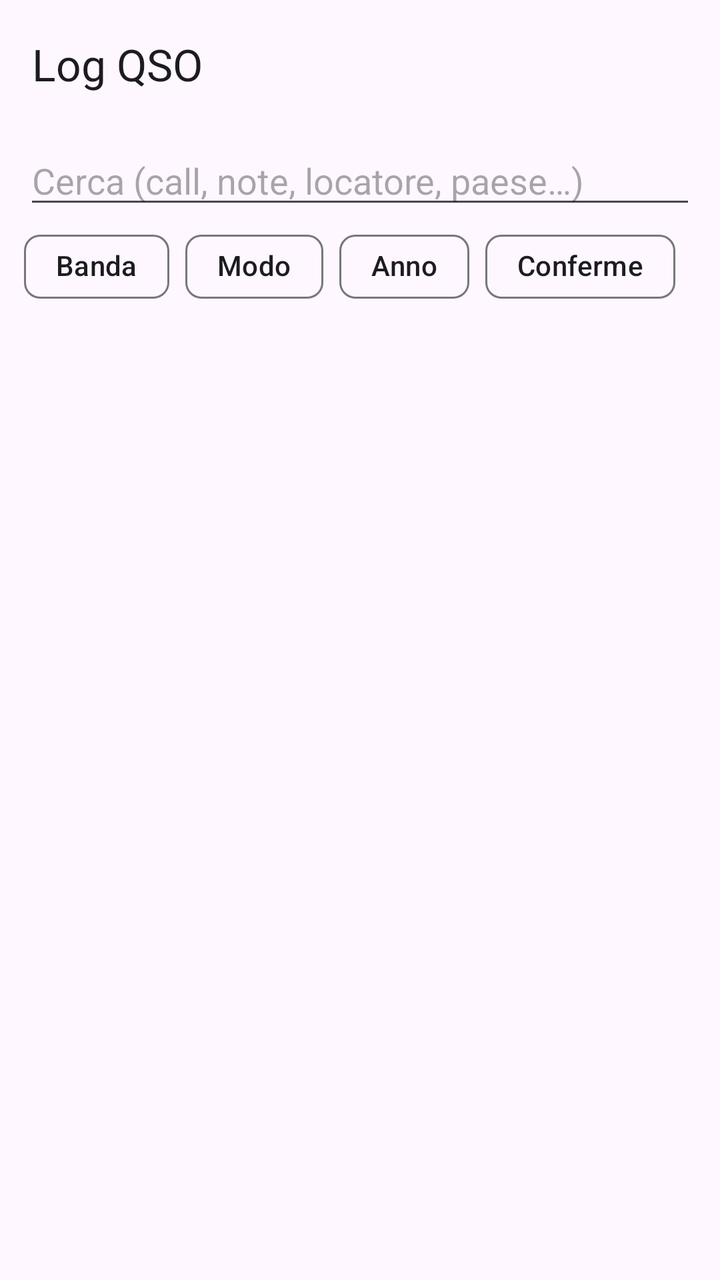
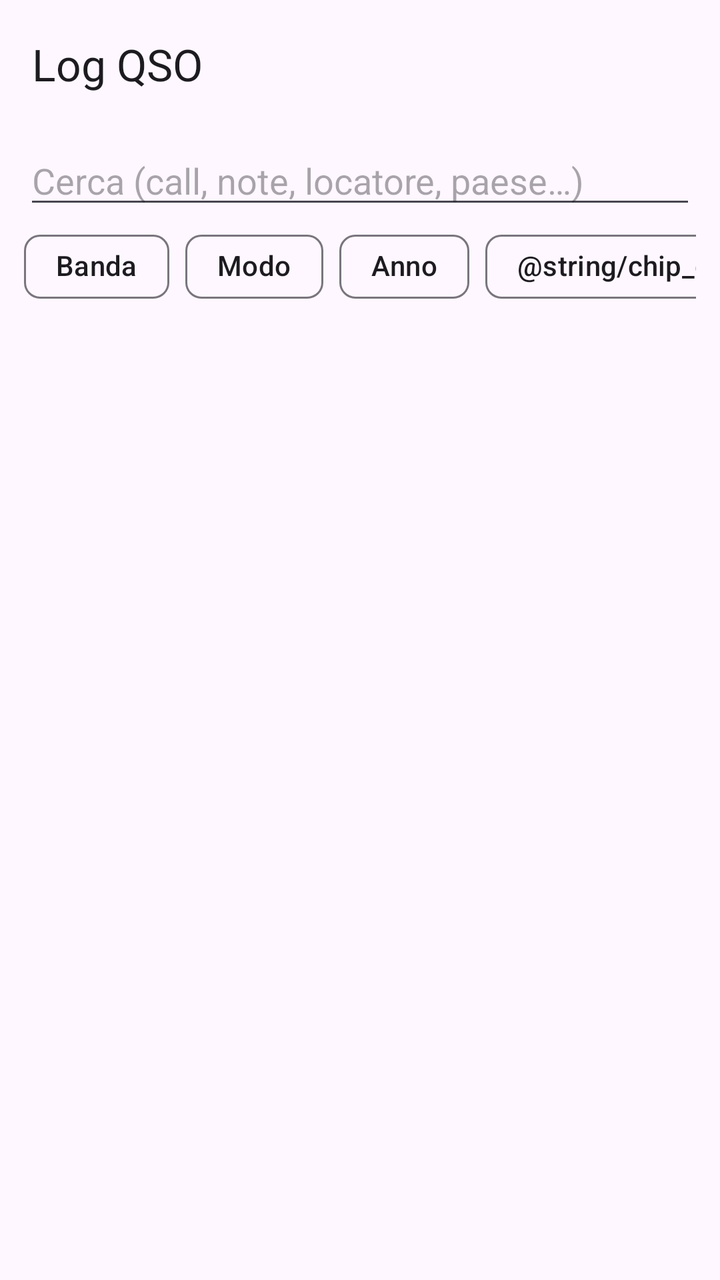

Compare the two renders of this Android layout. The source of the first and the diff that turns it into the second are given below.
<!-- AndroidManifest.xml: application theme Theme.LogQSO -->
<!-- res/layout/activity_main.xml -->
<?xml version="1.0" encoding="utf-8"?>
<LinearLayout xmlns:android="http://schemas.android.com/apk/res/android"
    xmlns:app="http://schemas.android.com/apk/res-auto"
    android:layout_width="match_parent"
    android:layout_height="match_parent"
    android:orientation="vertical"
    android:fitsSystemWindows="true">

    <com.google.android.material.appbar.MaterialToolbar
        android:id="@+id/toolbar"
        android:layout_width="match_parent"
        android:layout_height="wrap_content"
        android:minHeight="?attr/actionBarSize"
        app:title="@string/app_name" />

    <EditText
        android:id="@+id/search"
        android:layout_width="match_parent"
        android:layout_height="wrap_content"
        android:layout_marginStart="12dp"
        android:layout_marginEnd="12dp"
        android:layout_marginTop="4dp"
        android:hint="@string/search_hint"
        android:imeOptions="actionSearch"
        android:inputType="text"
        android:maxLines="1"
        android:autofillHints=""
        android:importantForAutofill="no" />

    <HorizontalScrollView
        android:layout_width="match_parent"
        android:layout_height="wrap_content"
        android:scrollbars="none"
        android:paddingStart="12dp"
        android:paddingEnd="12dp">

        <com.google.android.material.chip.ChipGroup
            android:id="@+id/chipGroup"
            android:layout_width="wrap_content"
            android:layout_height="wrap_content"
            app:singleLine="true">

            <com.google.android.material.chip.Chip
                android:id="@+id/chipBand"
                style="@style/Widget.Material3.Chip.Assist"
                android:layout_width="wrap_content"
                android:layout_height="wrap_content"
                android:text="@string/chip_band" />

            <com.google.android.material.chip.Chip
                android:id="@+id/chipMode"
                style="@style/Widget.Material3.Chip.Assist"
                android:layout_width="wrap_content"
                android:layout_height="wrap_content"
                android:text="@string/chip_mode" />

            <com.google.android.material.chip.Chip
                android:id="@+id/chipYear"
                style="@style/Widget.Material3.Chip.Assist"
                android:layout_width="wrap_content"
                android:layout_height="wrap_content"
                android:text="@string/chip_year" />

            <com.google.android.material.chip.Chip
                android:id="@+id/chipConf"
                style="@style/Widget.Material3.Chip.Assist"
                android:layout_width="wrap_content"
                android:layout_height="wrap_content"
                android:text="@string/chip_conf" />
        </com.google.android.material.chip.ChipGroup>
    </HorizontalScrollView>

    <TextView
        android:id="@+id/counters"
        android:layout_width="match_parent"
        android:layout_height="wrap_content"
        android:paddingStart="14dp"
        android:paddingEnd="14dp"
        android:paddingTop="2dp"
        android:paddingBottom="4dp"
        android:textSize="12sp"
        android:alpha="0.75"
        android:text="" />

    <FrameLayout
        android:layout_width="match_parent"
        android:layout_height="0dp"
        android:layout_weight="1">

        <androidx.recyclerview.widget.RecyclerView
            android:id="@+id/list"
            android:layout_width="match_parent"
            android:layout_height="match_parent"
            android:scrollbars="vertical"
            android:clipToPadding="false"
            android:paddingBottom="16dp" />

        <TextView
            android:id="@+id/empty"
            android:layout_width="match_parent"
            android:layout_height="wrap_content"
            android:layout_gravity="center"
            android:padding="28dp"
            android:gravity="center"
            android:textSize="15sp"
            android:visibility="gone"
            android:text="@string/empty_body" />
    </FrameLayout>
</LinearLayout>
<!-- resources referenced by this layout -->
<resources>
  <string name="app_name">Log QSO</string>
  <string name="chip_band">Banda</string>
  <string name="chip_conf">Conferme</string>
  <string name="chip_mode">Modo</string>
  <string name="chip_year">Anno</string>
  <string name="empty_body">Inoltra un file ADIF (.adi / .adif) verso questa app da Telegram, dalla mail o dal gestore file, oppure usa “Importa file ADIF” dal menu in alto.</string>
  <string name="search_hint">Cerca (call, note, locatore, paese…)</string>
  <style name="Theme.LogQSO" parent="Theme.Material3.DayNight.NoActionBar" />
</resources>

<!-- the commit's change to res/layout/activity_main.xml (unified diff, before → after) -->
@@ -62,6 +62,13 @@
                 android:text="@string/chip_year" />
 
             <com.google.android.material.chip.Chip
+                android:id="@+id/chipCountry"
+                style="@style/Widget.Material3.Chip.Assist"
+                android:layout_width="wrap_content"
+                android:layout_height="wrap_content"
+                android:text="@string/chip_country" />
+
+            <com.google.android.material.chip.Chip
                 android:id="@+id/chipConf"
                 style="@style/Widget.Material3.Chip.Assist"
                 android:layout_width="wrap_content"
